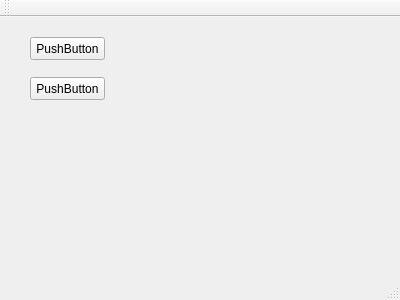
Before: the Qt Designer form IdacEsTest/MainWindow.ui in ellis/gcead, drawn with Qt 5.
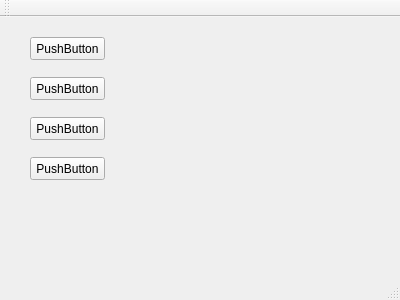
After: the same form once the commit is applied.

What changed in the file:
```diff
--- a/IdacEsTest/MainWindow.ui
+++ b/IdacEsTest/MainWindow.ui
@@ -40,6 +40,32 @@
      <string>PushButton</string>
     </property>
    </widget>
+   <widget class="QPushButton" name="pushButton">
+    <property name="geometry">
+     <rect>
+      <x>30</x>
+      <y>100</y>
+      <width>75</width>
+      <height>23</height>
+     </rect>
+    </property>
+    <property name="text">
+     <string>PushButton</string>
+    </property>
+   </widget>
+   <widget class="QPushButton" name="pushButton_2">
+    <property name="geometry">
+     <rect>
+      <x>30</x>
+      <y>140</y>
+      <width>75</width>
+      <height>23</height>
+     </rect>
+    </property>
+    <property name="text">
+     <string>PushButton</string>
+    </property>
+   </widget>
   </widget>
   <widget class="QMenuBar" name="menuBar">
    <property name="geometry">
```
